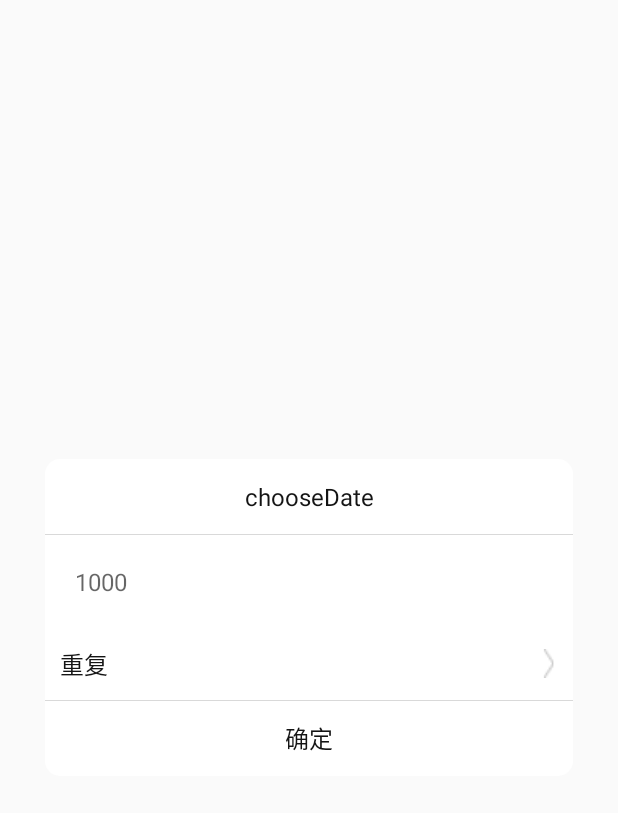
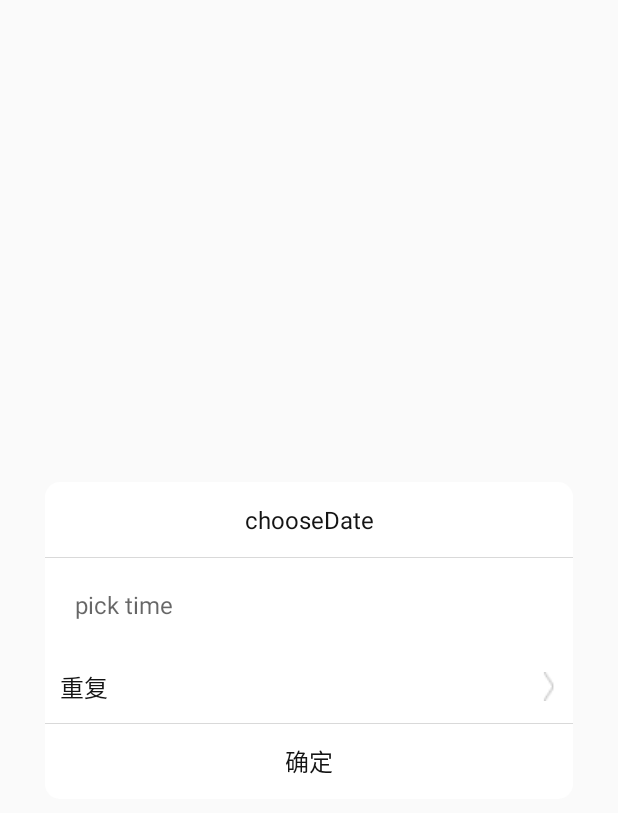
Before and after one commit to Davy97/MyAlarm, an Android app: the layout my_dialogue.xml on its own in the app's theme, with its tools: preview values and no code run, on a phone screen of 412 x 824 dp. Shown: the top 813 px of the screen. Run offline under Robolectric (Android 15) with nearby library versions, the light colour scheme and no system bars.

Commit message:
added confirm button and date  and time options

```diff
--- a/app/src/main/res/layout/my_dialogue.xml
+++ b/app/src/main/res/layout/my_dialogue.xml
@@ -1,8 +1,10 @@
 <?xml version="1.0" encoding="utf-8"?>
 <LinearLayout xmlns:android="http://schemas.android.com/apk/res/android"
     android:gravity="center"
-    android:orientation="vertical" android:layout_width="match_parent"
-    android:layout_height="match_parent">
+    android:layout_width="match_parent"
+    android:layout_height="match_parent"
+    android:layout_marginTop="30dp"
+    >
     <LinearLayout
         android:layout_width="match_parent"
         android:layout_height="wrap_content"
@@ -41,9 +43,8 @@
             android:padding="10dp"
             android:textColor="@color/light_black"
             android:textSize="16sp"
-            android:hint="1000"
-            android:autofillHints="aaa"
-            android:inputType="datetime"
+            android:hint="pick time"
+            android:focusable="false"
             />
 
         <RelativeLayout
```
Also changed, not shown: app/src/main/java/com/example/my_alarm/MainActivity.java (+92 -86 lines), app/src/main/java/com/example/my_alarm/MyDialog.java (+45 -14 lines).
